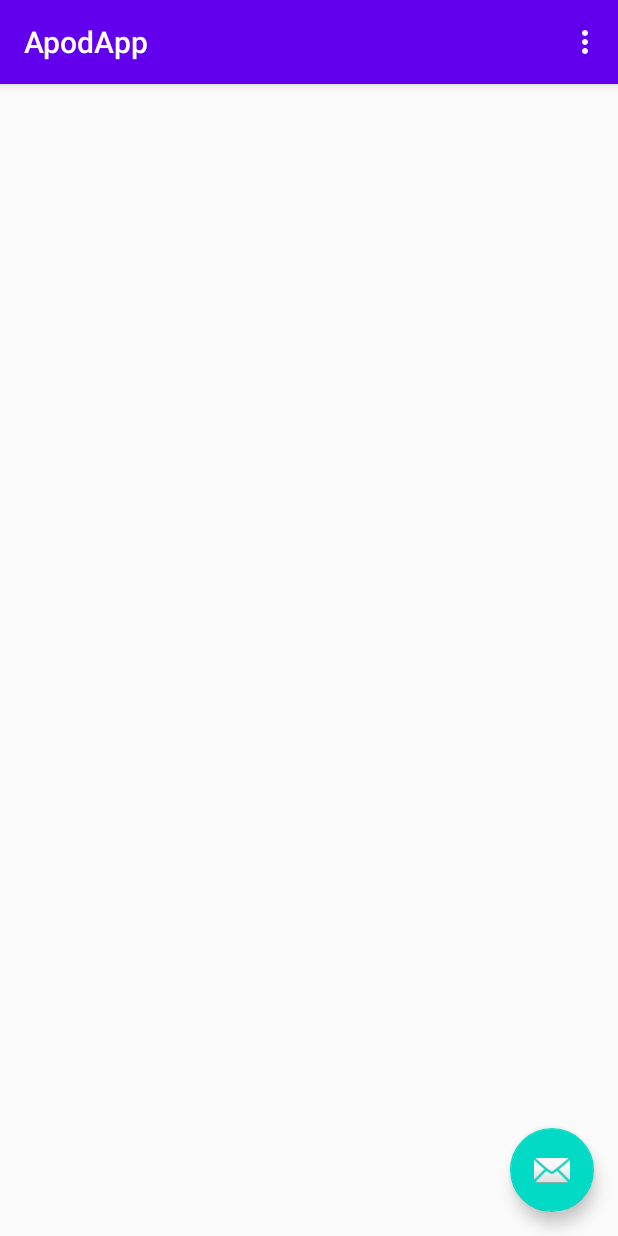
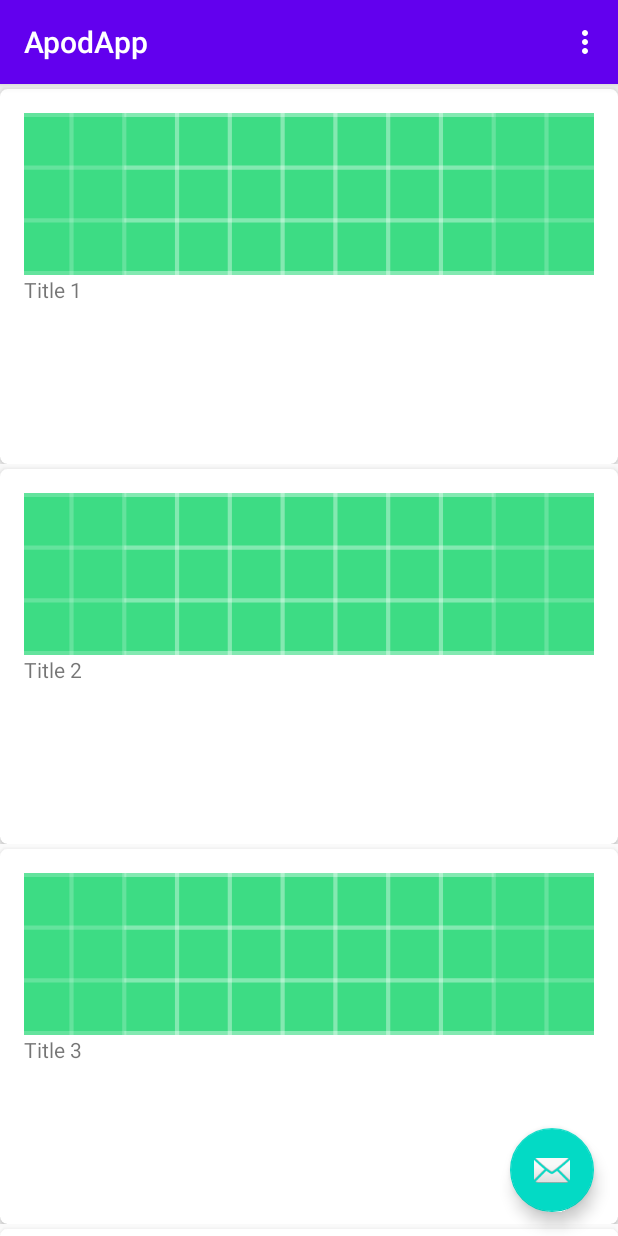
Before and after one commit to Rigonpa/ApodApp, an Android app: the screen it shows after launch (MainActivity), on a phone screen of 412 x 824 dp. Run offline under Robolectric (Android 15) with nearby library versions, the phone set to English and light mode, and no system bars.

Commit message:
Recycler view basic working

```diff
--- a/app/src/main/AndroidManifest.xml
+++ b/app/src/main/AndroidManifest.xml
@@ -9,8 +9,9 @@
         android:roundIcon="@mipmap/ic_launcher_round"
         android:supportsRtl="true"
         android:theme="@style/AppTheme">
+        <activity android:name=".detail.DetailActivity"></activity>
         <activity
-            android:name=".MainActivity"
+            android:name=".main.MainActivity"
             android:label="@string/app_name"
             android:theme="@style/AppTheme.NoActionBar">
             <intent-filter>
--- a/app/src/main/java/com/example/apodapp/MainActivity.kt
+++ b/app/src/main/java/com/example/apodapp/main/MainActivity.kt
@@ -1,18 +1,25 @@
-package com.example.apodapp
+package com.example.apodapp.main
 
 import android.os.Bundle
-import com.google.android.material.floatingactionbutton.FloatingActionButton
-import com.google.android.material.snackbar.Snackbar
 import androidx.appcompat.app.AppCompatActivity
 import android.view.Menu
 import android.view.MenuItem
+import com.example.apodapp.R
 
 class MainActivity : AppCompatActivity() {
+
+    private lateinit var mainFragment: MainFragment
 
     override fun onCreate(savedInstanceState: Bundle?) {
         super.onCreate(savedInstanceState)
         setContentView(R.layout.activity_main)
         setSupportActionBar(findViewById(R.id.toolbar))
+
+        mainFragment = MainFragment.getNewInstance()
+
+        supportFragmentManager.beginTransaction()
+            .replace(R.id.mainContainer, mainFragment)
+            .commit()
 
     }
 
--- /dev/null
+++ b/app/src/main/java/com/example/apodapp/main/MainAdapter.kt
@@ -0,0 +1,36 @@
+package com.example.apodapp.main
+
+import android.content.Context
+import android.view.LayoutInflater
+import android.view.View
+import android.view.ViewGroup
+import androidx.recyclerview.widget.RecyclerView
+import com.example.apodapp.R
+import kotlinx.android.synthetic.main.item_list.view.*
+
+
+
+class MainAdapter(private val context: Context, private val items: ArrayList<String>): RecyclerView.Adapter<MainAdapter.ApodHolder>() {
+
+
+    override fun onCreateViewHolder(parent: ViewGroup, viewType: Int): ApodHolder {
+        var view = LayoutInflater.from(context).inflate(R.layout.item_list, parent, false)
+        return ApodHolder(view)
+    }
+
+    override fun onBindViewHolder(holder: ApodHolder, position: Int) {
+        holder.title = items[position]
+    }
+
+    override fun getItemCount(): Int {
+        return items.size
+    }
+
+    inner class ApodHolder(itemView: View): RecyclerView.ViewHolder(itemView) {
+        var title: String? = null
+        set(value) {
+            field = value
+            itemView.cardTextView.text = field
+        }
+    }
+}
--- /dev/null
+++ b/app/src/main/java/com/example/apodapp/main/MainFragment.kt
@@ -0,0 +1,50 @@
+package com.example.apodapp.main
+
+import android.app.Application
+import android.os.Bundle
+import androidx.fragment.app.Fragment
+import android.view.LayoutInflater
+import android.view.View
+import android.view.ViewGroup
+import androidx.recyclerview.widget.LinearLayoutManager
+import com.example.apodapp.R
+import kotlinx.android.synthetic.main.fragment_main.*
+
+/**
+ * A simple [Fragment] subclass as the default destination in the navigation.
+ */
+class MainFragment : Fragment() {
+
+    companion object {
+        fun getNewInstance () = MainFragment()
+    }
+
+    lateinit var mainAdapter: MainAdapter
+
+    override fun onCreateView(
+            inflater: LayoutInflater, container: ViewGroup?,
+            savedInstanceState: Bundle?
+    ): View? {
+        // Inflate the layout for this fragment
+        return inflater.inflate(R.layout.fragment_main, container, false)
+    }
+
+    override fun onViewCreated(view: View, savedInstanceState: Bundle?) {
+        super.onViewCreated(view, savedInstanceState)
+
+        var items = ArrayList<String>()
+        items.add("Title 1")
+        items.add("Title 2")
+        items.add("Title 3")
+        items.add("Title 4")
+        items.add("Title 5")
+        items.add("Title 6")
+
+        var mainAdapter = MainAdapter(requireContext(), items)
+
+        recyclerView.adapter = mainAdapter
+        recyclerView.layoutManager = LinearLayoutManager(context)
+        recyclerView.isNestedScrollingEnabled = false
+        recyclerView.setHasFixedSize(false)
+    }
+}
--- a/app/src/main/res/layout/activity_main.xml
+++ b/app/src/main/res/layout/activity_main.xml
@@ -4,7 +4,7 @@
     xmlns:tools="http://schemas.android.com/tools"
     android:layout_width="match_parent"
     android:layout_height="match_parent"
-    tools:context=".MainActivity">
+    tools:context=".main.MainActivity">
 
     <com.google.android.material.appbar.AppBarLayout
         android:layout_width="match_parent"
--- a/app/src/main/res/layout/fragment_main.xml
+++ b/app/src/main/res/layout/fragment_main.xml
@@ -4,25 +4,15 @@
     xmlns:tools="http://schemas.android.com/tools"
     android:layout_width="match_parent"
     android:layout_height="match_parent"
-    tools:context=".MainFragment">
+    tools:context=".main.MainFragment">
 
-    <TextView
-        android:id="@+id/textview_first"
-        android:layout_width="wrap_content"
-        android:layout_height="wrap_content"
-        android:text="@string/hello_first_fragment"
-        app:layout_constraintBottom_toTopOf="@id/button_first"
+    <androidx.recyclerview.widget.RecyclerView
+        android:id="@+id/recyclerView"
+        android:layout_width="match_parent"
+        android:layout_height="match_parent"
+        app:layout_constraintBottom_toBottomOf="parent"
         app:layout_constraintEnd_toEndOf="parent"
         app:layout_constraintStart_toStartOf="parent"
         app:layout_constraintTop_toTopOf="parent" />
 
-    <Button
-        android:id="@+id/button_first"
-        android:layout_width="wrap_content"
-        android:layout_height="wrap_content"
-        android:text="@string/next"
-        app:layout_constraintBottom_toBottomOf="parent"
-        app:layout_constraintEnd_toEndOf="parent"
-        app:layout_constraintStart_toStartOf="parent"
-        app:layout_constraintTop_toBottomOf="@id/textview_first" />
 </androidx.constraintlayout.widget.ConstraintLayout>
--- /dev/null
+++ b/app/src/main/res/layout/item_list.xml
@@ -0,0 +1,38 @@
+<?xml version="1.0" encoding="utf-8"?>
+<LinearLayout xmlns:android="http://schemas.android.com/apk/res/android"
+    xmlns:app="http://schemas.android.com/apk/res-auto"
+    android:layout_width="match_parent"
+    android:layout_height="wrap_content"
+    android:orientation="vertical">
+
+    <androidx.cardview.widget.CardView
+        android:id="@+id/cardView"
+        android:layout_width="match_parent"
+        android:layout_height="250dp"
+        android:layout_marginTop="3dp"
+        app:cardCornerRadius="5dp"
+        app:cardElevation="5dp">
+
+        <LinearLayout
+            android:layout_width="match_parent"
+            android:layout_height="wrap_content"
+            android:orientation="vertical"
+            android:padding="16dp">
+
+            <ImageView
+                android:id="@+id/cardImageView"
+                android:layout_width="match_parent"
+                android:layout_height="match_parent"
+                android:contentDescription="@null"
+                android:scaleType="centerCrop"
+                android:src="@drawable/ic_launcher_background" />
+
+            <TextView
+                android:id="@+id/cardTextView"
+                android:layout_width="match_parent"
+                android:layout_height="wrap_content" />
+
+        </LinearLayout>
+    </androidx.cardview.widget.CardView>
+
+</LinearLayout>
--- a/app/src/main/res/menu/menu_main.xml
+++ b/app/src/main/res/menu/menu_main.xml
@@ -1,7 +1,7 @@
 <menu xmlns:android="http://schemas.android.com/apk/res/android"
     xmlns:app="http://schemas.android.com/apk/res-auto"
     xmlns:tools="http://schemas.android.com/tools"
-    tools:context="com.example.apodapp.MainActivity">
+    tools:context="com.example.apodapp.main.MainActivity">
     <item
         android:id="@+id/action_settings"
         android:orderInCategory="100"
```
Also changed, not shown: app/src/main/java/com/example/apodapp/MainFragment.kt (deleted, +0 -25 lines), app/src/main/java/com/example/apodapp/detail/DetailActivity.kt (added, +12 -0 lines), app/src/main/res/layout/activity_detail.xml (added, +9 -0 lines).
